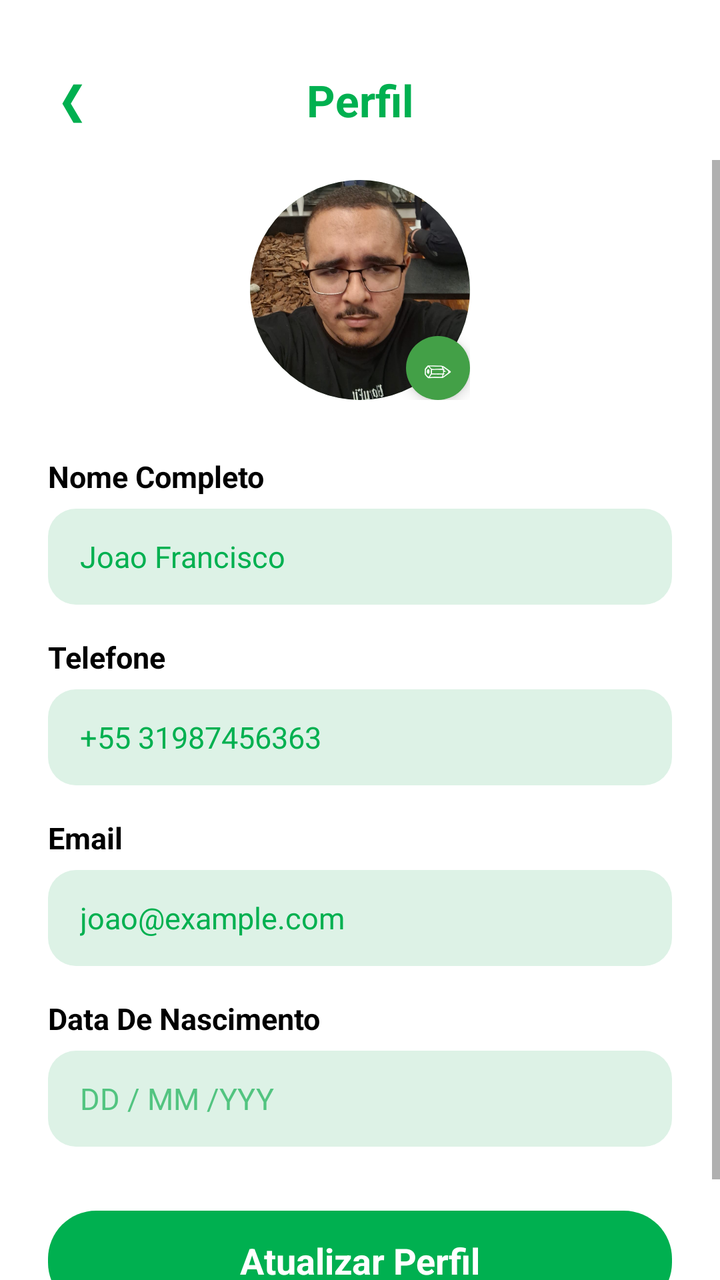
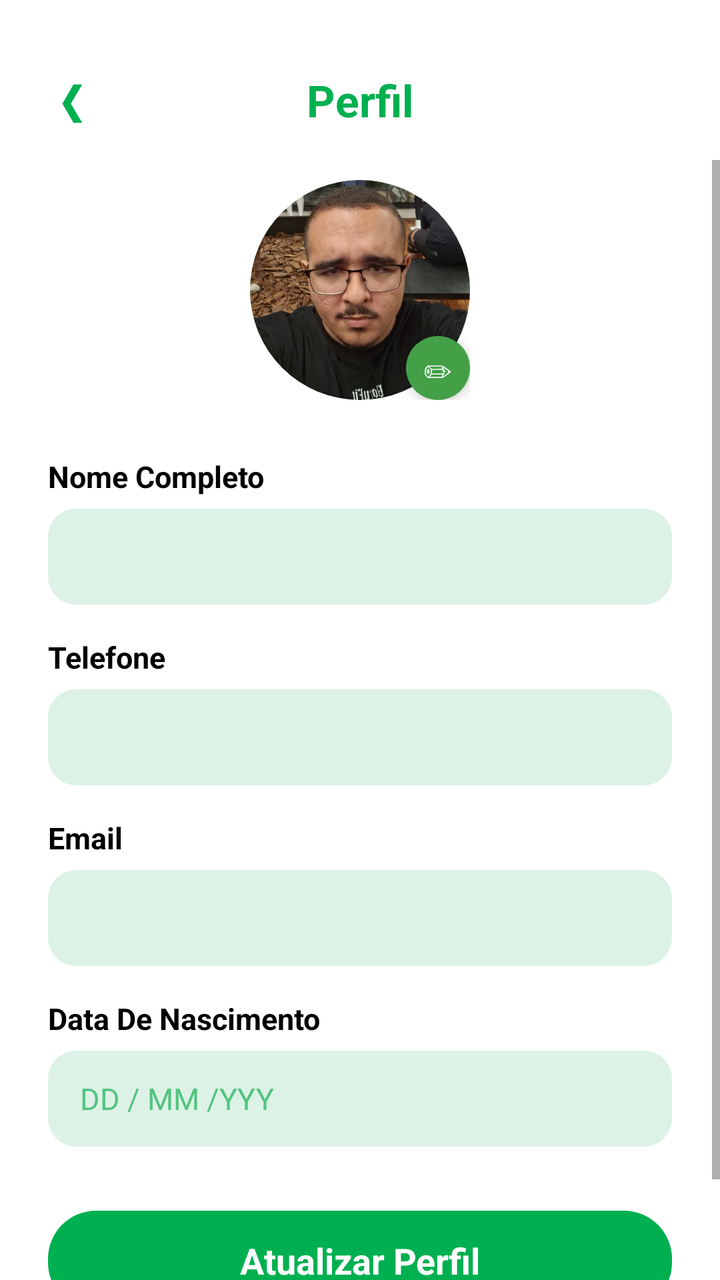

Compare the two renders of this Android layout. The source of the first and the diff that turns it into the second are given below.
<!-- AndroidManifest.xml: application theme android:Theme.Material.Light.NoActionBar -->
<!-- res/layout/fragment_edit_profile.xml -->
<RelativeLayout android:layout_width="match_parent" android:layout_height="match_parent" android:background="#FFFFFF" xmlns:android="http://schemas.android.com/apk/res/android"><RelativeLayout android:id="@+id/topBarEditProfile" android:layout_width="match_parent" android:layout_height="60dp" android:layout_marginTop="20dp" android:paddingLeft="16dp" android:paddingRight="16dp"><TextView android:id="@+id/btnBackEditProfile" android:layout_width="40dp" android:layout_height="40dp" android:layout_centerVertical="true" android:text="❮" android:textColor="#00B050" android:textSize="22sp" android:gravity="center" android:clickable="true" android:focusable="true" android:background="?attr/selectableItemBackgroundBorderless" /><TextView android:layout_width="wrap_content" android:layout_height="wrap_content" android:layout_centerInParent="true" android:text="Perfil" android:textColor="#00B050" android:textSize="22sp" android:textStyle="bold" /></RelativeLayout><ScrollView android:layout_width="match_parent" android:layout_height="match_parent" android:layout_below="@id/topBarEditProfile" android:fillViewport="true"><LinearLayout android:layout_width="match_parent" android:layout_height="wrap_content" android:orientation="vertical" android:paddingLeft="24dp" android:paddingRight="24dp" android:paddingTop="10dp" android:paddingBottom="40dp"><FrameLayout android:layout_width="110dp" android:layout_height="110dp" android:layout_gravity="center_horizontal" android:layout_marginBottom="28dp"><ImageView android:id="@+id/imgEditProfileAvatar" android:layout_width="110dp" android:layout_height="110dp" android:src="@drawable/user_photo" android:scaleType="centerCrop" android:background="@drawable/bg_circle_avatar" android:clipToOutline="true" /><FrameLayout android:id="@+id/btnChangeAvatar" android:layout_width="32dp" android:layout_height="32dp" android:layout_gravity="bottom|right" android:background="@drawable/bg_circle_green" android:clickable="true" android:focusable="true" android:elevation="4dp"><TextView android:layout_width="wrap_content" android:layout_height="wrap_content" android:layout_gravity="center" android:text="✏" android:textColor="#FFFFFF" android:textSize="14sp" /></FrameLayout></FrameLayout><TextView android:layout_width="wrap_content" android:layout_height="wrap_content" android:text="Nome Completo" android:textColor="#000000" android:textSize="15sp" android:textStyle="bold" android:layout_marginBottom="6dp" /><EditText android:id="@+id/etEditFullName" android:layout_width="match_parent" android:layout_height="48dp" android:background="@drawable/bg_input_mint" android:paddingLeft="16dp" android:paddingRight="16dp" android:text="Joao Francisco" android:textColor="#00B050" android:textSize="15sp" android:inputType="textPersonName" android:layout_marginBottom="16dp" /><TextView android:layout_width="wrap_content" android:layout_height="wrap_content" android:text="Telefone" android:textColor="#000000" android:textSize="15sp" android:textStyle="bold" android:layout_marginBottom="6dp" /><EditText android:id="@+id/etEditPhone" android:layout_width="match_parent" android:layout_height="48dp" android:background="@drawable/bg_input_mint" android:paddingLeft="16dp" android:paddingRight="16dp" android:text="+55 31987456363" android:textColor="#00B050" android:textSize="15sp" android:inputType="phone" android:layout_marginBottom="16dp" /><TextView android:layout_width="wrap_content" android:layout_height="wrap_content" android:text="Email" android:textColor="#000000" android:textSize="15sp" android:textStyle="bold" android:layout_marginBottom="6dp" /><EditText android:id="@+id/etEditEmail" android:layout_width="match_parent" android:layout_height="48dp" android:background="@drawable/bg_input_mint" android:paddingLeft="16dp" android:paddingRight="16dp" android:text="joao@example.com" android:textColor="#00B050" android:textSize="15sp" android:inputType="textEmailAddress" android:layout_marginBottom="16dp" /><TextView android:layout_width="wrap_content" android:layout_height="wrap_content" android:text="Data De Nascimento" android:textColor="#000000" android:textSize="15sp" android:textStyle="bold" android:layout_marginBottom="6dp" /><EditText android:id="@+id/etEditBirthDate" android:layout_width="match_parent" android:layout_height="48dp" android:background="@drawable/bg_input_mint" android:paddingLeft="16dp" android:paddingRight="16dp" android:hint="DD / MM /YYY" android:textColorHint="#52C480" android:textColor="#00B050" android:textSize="15sp" android:inputType="date" android:layout_marginBottom="32dp" /><TextView android:id="@+id/btnUpdateProfile" android:layout_width="match_parent" android:layout_height="50dp" android:background="@drawable/bg_btn_green_rounded" android:text="Atualizar Perfil" android:textColor="#FFFFFF" android:textSize="18sp" android:textStyle="bold" android:gravity="center" android:clickable="true" android:focusable="true" android:foreground="?attr/selectableItemBackground" /></LinearLayout></ScrollView></RelativeLayout>
<!-- resources referenced by this layout -->
<resources>
  <!-- drawable bg_btn_green_rounded (drawable) -->
  <shape android:shape="rectangle" xmlns:android="http://schemas.android.com/apk/res/android"><solid android:color="#00B050" /><corners android:radius="24dp" /></shape>
  <!-- drawable bg_circle_avatar (drawable) -->
  <shape android:shape="oval" xmlns:android="http://schemas.android.com/apk/res/android"><solid android:color="#A5D6A7" /></shape>
  <!-- drawable bg_circle_green (drawable) -->
  <shape android:shape="oval" xmlns:android="http://schemas.android.com/apk/res/android"><solid android:color="#43A047" /></shape>
  <!-- drawable bg_input_mint (drawable) -->
  <shape android:shape="rectangle" xmlns:android="http://schemas.android.com/apk/res/android"><solid android:color="#DDF2E6" /><corners android:radius="14dp" /></shape>
  <!-- drawable user_photo: png bitmap (drawable, 926367 bytes) -->
</resources>

<!-- the commit's change to res/layout/fragment_edit_profile.xml (unified diff, before → after) -->
@@ -1 +1 @@
-<RelativeLayout android:layout_width="match_parent" android:layout_height="match_parent" android:background="#FFFFFF" xmlns:android="http://schemas.android.com/apk/res/android"><RelativeLayout android:id="@+id/topBarEditProfile" android:layout_width="match_parent" android:layout_height="60dp" android:layout_marginTop="20dp" android:paddingLeft="16dp" android:paddingRight="16dp"><TextView android:id="@+id/btnBackEditProfile" android:layout_width="40dp" android:layout_height="40dp" android:layout_centerVertical="true" android:text="❮" android:textColor="#00B050" android:textSize="22sp" android:gravity="center" android:clickable="true" android:focusable="true" android:background="?attr/selectableItemBackgroundBorderless" /><TextView android:layout_width="wrap_content" android:layout_height="wrap_content" android:layout_centerInParent="true" android:text="Perfil" android:textColor="#00B050" android:textSize="22sp" android:textStyle="bold" /></RelativeLayout><ScrollView android:layout_width="match_parent" android:layout_height="match_parent" android:layout_below="@id/topBarEditProfile" android:fillViewport="true"><LinearLayout android:layout_width="match_parent" android:layout_height="wrap_content" android:orientation="vertical" android:paddingLeft="24dp" android:paddingRight="24dp" android:paddingTop="10dp" android:paddingBottom="40dp"><FrameLayout android:layout_width="110dp" android:layout_height="110dp" android:layout_gravity="center_horizontal" android:layout_marginBottom="28dp"><ImageView android:id="@+id/imgEditProfileAvatar" android:layout_width="110dp" android:layout_height="110dp" android:src="@drawable/user_photo" android:scaleType="centerCrop" android:background="@drawable/bg_circle_avatar" android:clipToOutline="true" /><FrameLayout android:id="@+id/btnChangeAvatar" android:layout_width="32dp" android:layout_height="32dp" android:layout_gravity="bottom|right" android:background="@drawable/bg_circle_green" android:clickable="true" android:focusable="true" android:elevation="4dp"><TextView android:layout_width="wrap_content" android:layout_height="wrap_content" android:layout_gravity="center" android:text="✏" android:textColor="#FFFFFF" android:textSize="14sp" /></FrameLayout></FrameLayout><TextView android:layout_width="wrap_content" android:layout_height="wrap_content" android:text="Nome Completo" android:textColor="#000000" android:textSize="15sp" android:textStyle="bold" android:layout_marginBottom="6dp" /><EditText android:id="@+id/etEditFullName" android:layout_width="match_parent" android:layout_height="48dp" android:background="@drawable/bg_input_mint" android:paddingLeft="16dp" android:paddingRight="16dp" android:text="Joao Francisco" android:textColor="#00B050" android:textSize="15sp" android:inputType="textPersonName" android:layout_marginBottom="16dp" /><TextView android:layout_width="wrap_content" android:layout_height="wrap_content" android:text="Telefone" android:textColor="#000000" android:textSize="15sp" android:textStyle="bold" android:layout_marginBottom="6dp" /><EditText android:id="@+id/etEditPhone" android:layout_width="match_parent" android:layout_height="48dp" android:background="@drawable/bg_input_mint" android:paddingLeft="16dp" android:paddingRight="16dp" android:text="+55 31987456363" android:textColor="#00B050" android:textSize="15sp" android:inputType="phone" android:layout_marginBottom="16dp" /><TextView android:layout_width="wrap_content" android:layout_height="wrap_content" android:text="Email" android:textColor="#000000" android:textSize="15sp" android:textStyle="bold" android:layout_marginBottom="6dp" /><EditText android:id="@+id/etEditEmail" android:layout_width="match_parent" android:layout_height="48dp" android:background="@drawable/bg_input_mint" android:paddingLeft="16dp" android:paddingRight="16dp" android:text="joao@example.com" android:textColor="#00B050" android:textSize="15sp" android:inputType="textEmailAddress" android:layout_marginBottom="16dp" /><TextView android:layout_width="wrap_content" android:layout_height="wrap_content" android:text="Data De Nascimento" android:textColor="#000000" android:textSize="15sp" android:textStyle="bold" android:layout_marginBottom="6dp" /><EditText android:id="@+id/etEditBirthDate" android:layout_width="match_parent" android:layout_height="48dp" android:background="@drawable/bg_input_mint" android:paddingLeft="16dp" android:paddingRight="16dp" android:hint="DD / MM /YYY" android:textColorHint="#52C480" android:textColor="#00B050" android:textSize="15sp" android:inputType="date" android:layout_marginBottom="32dp" /><TextView android:id="@+id/btnUpdateProfile" android:layout_width="match_parent" android:layout_height="50dp" android:background="@drawable/bg_btn_green_rounded" android:text="Atualizar Perfil" android:textColor="#FFFFFF" android:textSize="18sp" android:textStyle="bold" android:gravity="center" android:clickable="true" android:focusable="true" android:foreground="?attr/selectableItemBackground" /></LinearLayout></ScrollView></RelativeLayout>
+<RelativeLayout android:layout_width="match_parent" android:layout_height="match_parent" android:background="#FFFFFF" xmlns:android="http://schemas.android.com/apk/res/android"><RelativeLayout android:id="@+id/topBarEditProfile" android:layout_width="match_parent" android:layout_height="60dp" android:layout_marginTop="20dp" android:paddingLeft="16dp" android:paddingRight="16dp"><TextView android:id="@+id/btnBackEditProfile" android:layout_width="40dp" android:layout_height="40dp" android:layout_centerVertical="true" android:text="❮" android:textColor="#00B050" android:textSize="22sp" android:gravity="center" android:clickable="true" android:focusable="true" android:background="?attr/selectableItemBackgroundBorderless" /><TextView android:layout_width="wrap_content" android:layout_height="wrap_content" android:layout_centerInParent="true" android:text="Perfil" android:textColor="#00B050" android:textSize="22sp" android:textStyle="bold" /></RelativeLayout><ScrollView android:layout_width="match_parent" android:layout_height="match_parent" android:layout_below="@id/topBarEditProfile" android:fillViewport="true"><LinearLayout android:layout_width="match_parent" android:layout_height="wrap_content" android:orientation="vertical" android:paddingLeft="24dp" android:paddingRight="24dp" android:paddingTop="10dp" android:paddingBottom="40dp"><FrameLayout android:layout_width="110dp" android:layout_height="110dp" android:layout_gravity="center_horizontal" android:layout_marginBottom="28dp"><ImageView android:id="@+id/imgEditProfileAvatar" android:layout_width="110dp" android:layout_height="110dp" android:src="@drawable/user_photo" android:scaleType="centerCrop" android:background="@drawable/bg_circle_avatar" android:clipToOutline="true" /><FrameLayout android:id="@+id/btnChangeAvatar" android:layout_width="32dp" android:layout_height="32dp" android:layout_gravity="bottom|right" android:background="@drawable/bg_circle_green" android:clickable="true" android:focusable="true" android:elevation="4dp"><TextView android:layout_width="wrap_content" android:layout_height="wrap_content" android:layout_gravity="center" android:text="✏" android:textColor="#FFFFFF" android:textSize="14sp" /></FrameLayout></FrameLayout><TextView android:layout_width="wrap_content" android:layout_height="wrap_content" android:text="Nome Completo" android:textColor="#000000" android:textSize="15sp" android:textStyle="bold" android:layout_marginBottom="6dp" /><EditText android:id="@+id/etEditFullName" android:layout_width="match_parent" android:layout_height="48dp" android:background="@drawable/bg_input_mint" android:paddingLeft="16dp" android:paddingRight="16dp" android:textColor="#00B050" android:textSize="15sp" android:inputType="textPersonName" android:layout_marginBottom="16dp" /><TextView android:layout_width="wrap_content" android:layout_height="wrap_content" android:text="Telefone" android:textColor="#000000" android:textSize="15sp" android:textStyle="bold" android:layout_marginBottom="6dp" /><EditText android:id="@+id/etEditPhone" android:layout_width="match_parent" android:layout_height="48dp" android:background="@drawable/bg_input_mint" android:paddingLeft="16dp" android:paddingRight="16dp" android:textColor="#00B050" android:textSize="15sp" android:inputType="phone" android:layout_marginBottom="16dp" /><TextView android:layout_width="wrap_content" android:layout_height="wrap_content" android:text="Email" android:textColor="#000000" android:textSize="15sp" android:textStyle="bold" android:layout_marginBottom="6dp" /><EditText android:id="@+id/etEditEmail" android:layout_width="match_parent" android:layout_height="48dp" android:background="@drawable/bg_input_mint" android:paddingLeft="16dp" android:paddingRight="16dp" android:textColor="#00B050" android:textSize="15sp" android:inputType="textEmailAddress" android:layout_marginBottom="16dp" /><TextView android:layout_width="wrap_content" android:layout_height="wrap_content" android:text="Data De Nascimento" android:textColor="#000000" android:textSize="15sp" android:textStyle="bold" android:layout_marginBottom="6dp" /><EditText android:id="@+id/etEditBirthDate" android:layout_width="match_parent" android:layout_height="48dp" android:background="@drawable/bg_input_mint" android:paddingLeft="16dp" android:paddingRight="16dp" android:hint="DD / MM /YYY" android:textColorHint="#52C480" android:textColor="#00B050" android:textSize="15sp" android:inputType="date" android:layout_marginBottom="32dp" /><TextView android:id="@+id/btnUpdateProfile" android:layout_width="match_parent" android:layout_height="50dp" android:background="@drawable/bg_btn_green_rounded" android:text="Atualizar Perfil" android:textColor="#FFFFFF" android:textSize="18sp" android:textStyle="bold" android:gravity="center" android:clickable="true" android:focusable="true" android:foreground="?attr/selectableItemBackground" /></LinearLayout></ScrollView></RelativeLayout>
